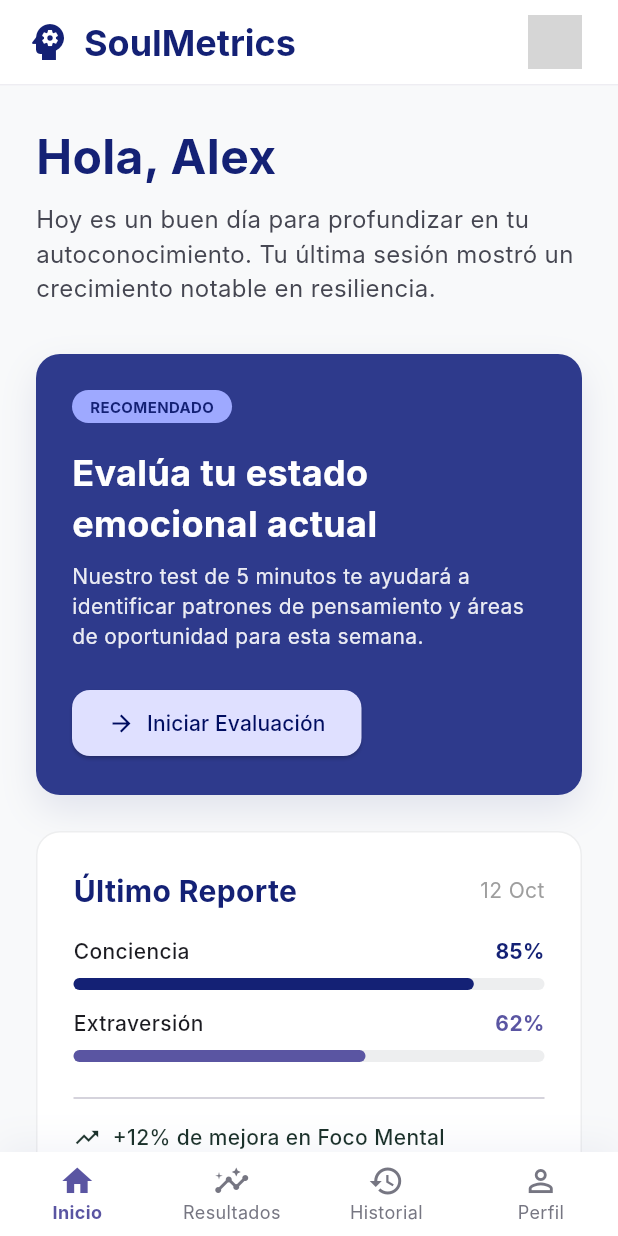
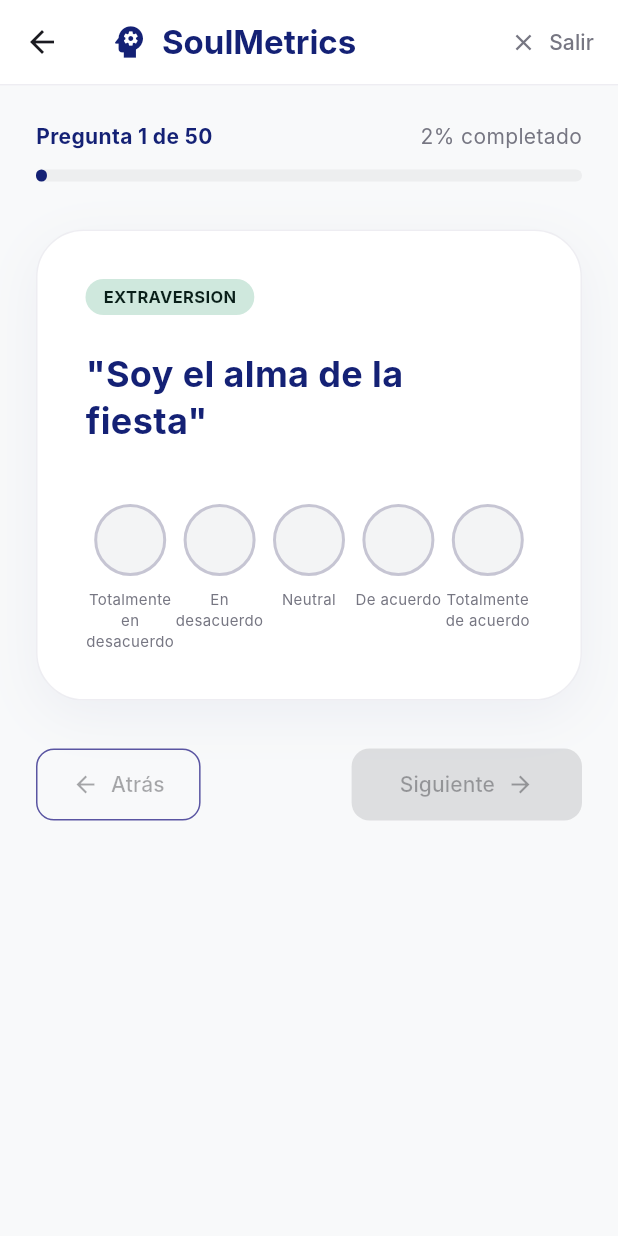
Before and after one commit to FranzARCH/soul_metrics_client, a Flutter app: the MainLayoutScreen screen opened directly, after a tap on "Iniciar Evaluación", on a phone screen of 412 x 824 dp. Run offline on Flutter 3.47's test engine with Material 3 defaults, Android fonts, the phone set to English and light mode, and no system bars; our stand-ins replace get_it; accounts and stored records are empty; Roboto replaces fonts that are missing (Inter); grey boxes are pictures that could not be loaded.

Commit message:
feat: add personality test with mock data

```diff
--- a/lib/features/main/presentation/views/home_screen.dart
+++ b/lib/features/main/presentation/views/home_screen.dart
@@ -1,4 +1,6 @@
 import 'package:flutter/material.dart';
+// Asegúrate de importar la pantalla del cuestionario correctamente según tu estructura de carpetas
+import '../../../personality_test/presentation/views/question_screen.dart';
 
 class HomeScreen extends StatelessWidget {
   const HomeScreen({super.key});
@@ -19,7 +21,7 @@ class HomeScreen extends StatelessWidget {
               crossAxisAlignment: CrossAxisAlignment.start,
               children: [
                 // Welcome Section
-                Text('Hola, Alex', style: TextStyle(fontSize: 32, fontWeight: FontWeight.bold, color: primaryColor)),
+                Text('Hola, Sofía', style: TextStyle(fontSize: 32, fontWeight: FontWeight.bold, color: primaryColor)),
                 const SizedBox(height: 8),
                 const Text(
                   'Hoy es un buen día para profundizar en tu autoconocimiento. Tu última sesión mostró un crecimiento notable en resiliencia.',
@@ -51,8 +53,16 @@ class HomeScreen extends StatelessWidget {
                       Text('Nuestro test de 5 minutos te ayudará a identificar patrones de pensamiento y áreas de oportunidad para esta semana.',
                         style: TextStyle(fontSize: 14, color: Colors.white.withOpacity(0.9))),
                       const SizedBox(height: 24),
+
+                      // BOTÓN ACTUALIZADO CON LA REDIRECCIÓN
                       ElevatedButton.icon(
-                        onPressed: () {},
+                        onPressed: () {
+                          // Navega a la pantalla del cuestionario
+                          Navigator.push(
+                            context,
+                            MaterialPageRoute(builder: (context) => const QuestionScreen()),
+                          );
+                        },
                         icon: const Icon(Icons.arrow_forward, size: 18),
                         label: const Text('Iniciar Evaluación'),
                         style: ElevatedButton.styleFrom(
--- a/lib/features/main/presentation/views/main_layout_screen.dart
+++ b/lib/features/main/presentation/views/main_layout_screen.dart
@@ -44,7 +44,7 @@ class _MainLayoutScreenState extends State<MainLayoutScreen> {
             padding: EdgeInsets.only(right: 24.0),
             child: CircleAvatar(
               radius: 18,
-              backgroundImage: NetworkImage('https://i.pravatar.cc/150?img=68'),
+              backgroundImage: const AssetImage('assets/cinna.png'),
               backgroundColor: Colors.grey,
             ),
           )
--- /dev/null
+++ b/lib/features/personality_test/domain/entities/prediction_result.dart
@@ -0,0 +1,13 @@
+class PredictionResult {
+  final String status;
+  final double personalityPrediction;
+  final String personalityType;
+  final String message;
+
+  PredictionResult({
+    required this.status,
+    required this.personalityPrediction,
+    required this.personalityType,
+    required this.message,
+  });
+}
--- /dev/null
+++ b/lib/features/personality_test/domain/entities/question.dart
@@ -0,0 +1,11 @@
+class Question {
+  final String code;
+  final String text;
+  final String category;
+
+  Question({
+    required this.code,
+    required this.category,
+    required this.text,
+  });
+}
--- /dev/null
+++ b/lib/features/personality_test/domain/usecases/get_questions_usecase.dart
@@ -0,0 +1,12 @@
+import '../entities/question.dart';
+import '../repositories/itest_repository.dart';
+
+class GetQuestionsUseCase {
+  final ITestRepository repository;
+
+  GetQuestionsUseCase(this.repository);
+
+  Future<List<Question>> call() async {
+    return await repository.getAssessmentQuestions();
+  }
+}
--- /dev/null
+++ b/lib/features/personality_test/domain/usecases/submit_assessment_usecase.dart
@@ -0,0 +1,15 @@
+import '../entities/prediction_result.dart';
+import '../repositories/itest_repository.dart';
+
+class SubmitAssessmentUseCase {
+  final ITestRepository repository;
+
+  SubmitAssessmentUseCase(this.repository);
+
+  Future<PredictionResult> call(Map<String, int> answers, Map<String, int> times) async {
+    if (answers.length < 50) {
+      throw Exception('Debes responder todas las preguntas antes de enviar.');
+    }
+    return await repository.submitAnswers(answers, times);
+  }
+}
--- /dev/null
+++ b/lib/features/personality_test/presentation/viewmodels/question_viewmodel.dart
@@ -0,0 +1,94 @@
+import 'package:flutter/material.dart';
+import '../../domain/entities/question.dart';
+import '../../domain/entities/prediction_result.dart';
+import '../../domain/usecases/get_questions_usecase.dart';
+import '../../domain/usecases/submit_assessment_usecase.dart';
+
+class QuestionViewModel extends ChangeNotifier {
+  final GetQuestionsUseCase getQuestionsUseCase;
+  final SubmitAssessmentUseCase submitAssessmentUseCase;
+
+  QuestionViewModel({
+    required this.getQuestionsUseCase,
+    required this.submitAssessmentUseCase,
+  });
+
+  List<Question> questions = [];
+  int currentIndex = 0;
+  bool isLoading = false;
+  String? error;
+  PredictionResult? result;
+
+  // Almacenamiento local de respuestas interactivas: { 'EXT1': 4 }
+  final Map<String, int> _answers = {};
+
+  // Control de tiempos transcurridos por pregunta
+  final Map<String, int> _responseTimes = {};
+  late DateTime _questionStartTime;
+
+  Map<String, int> get answers => _answers;
+
+  Future<void> loadQuestions() async {
+    isLoading = true;
+    error = null;
+    notifyListeners();
+
+    try {
+      questions = await getQuestionsUseCase();
+      _questionStartTime = DateTime.now(); // Inicia reloj de primera pregunta
+      isLoading = false;
+    } catch (e) {
+      error = e.toString();
+      isLoading = false;
+    }
+    notifyListeners();
+  }
+
+  void selectAnswer(int value) {
+    if (questions.isEmpty) return;
+
+    final currentQuestion = questions[currentIndex];
+
+    // Calcula tiempo transcurrido en milisegundos para la pregunta actual
+    final duration = DateTime.now().difference(_questionStartTime).inMilliseconds;
+    _responseTimes[currentQuestion.code] = (_responseTimes[currentQuestion.code] ?? 0) + duration;
+
+    // Registra la respuesta Likert seleccionada
+    _answers[currentQuestion.code] = value;
+    notifyListeners();
+  }
+
+  void nextQuestion() {
+    if (currentIndex < questions.length - 1) {
+      currentIndex++;
+      _questionStartTime = DateTime.now(); // Reinicia el cronómetro para la nueva pregunta
+      notifyListeners();
+    }
+  }
+
+  void previousQuestion() {
+    if (currentIndex > 0) {
+      currentIndex--;
+      _questionStartTime = DateTime.now();
+      notifyListeners();
+    }
+  }
+
+  Future<bool> sendAssessment() async {
+    isLoading = true;
+    error = null;
+    notifyListeners();
+
+    try {
+      result = await submitAssessmentUseCase(_answers, _responseTimes);
+      isLoading = false;
+      notifyListeners();
+      return true;
+    } catch (e) {
+      error = e.toString().replaceAll('Exception: ', '');
+      isLoading = false;
+      notifyListeners();
+      return false;
+    }
+  }
+}
--- /dev/null
+++ b/lib/features/personality_test/presentation/views/question_screen.dart
@@ -0,0 +1,304 @@
+import 'package:flutter/material.dart';
+import 'package:provider/provider.dart';
+import 'package:soul_metrics_client/features/personality_test/domain/entities/prediction_result.dart';
+import '../viewmodels/question_viewmodel.dart';
+
+class QuestionScreen extends StatefulWidget {
+  const QuestionScreen({super.key});
+
+  @override
+  State<QuestionScreen> createState() => _QuestionScreenState();
+}
+
+class _QuestionScreenState extends State<QuestionScreen> {
+  final Color primaryColor = const Color(0xFF142175);
+  final Color secondaryColor = const Color(0xFF5a55a2);
+
+  @override
+  void initState() {
+    super.initState();
+    // Carga las 50 preguntas al renderizar la UI
+    WidgetsBinding.instance.addPostFrameCallback((_) {
+      context.read<QuestionViewModel>().loadQuestions();
+    });
+  }
+
+  @override
+  Widget build(BuildContext context) {
+    final viewModel = context.watch<QuestionViewModel>();
+
+    return Scaffold(
+      backgroundColor: const Color(0xFFF8F9FA),
+      appBar: AppBar(
+        backgroundColor: Colors.white,
+        elevation: 0,
+        title: Row(
+          children: [
+            Icon(Icons.psychology, color: primaryColor, size: 28),
+            const SizedBox(width: 8),
+            Text('SoulMetrics', style: TextStyle(fontSize: 22, fontWeight: FontWeight.bold, color: primaryColor)),
+          ],
+        ),
+        actions: [
+          TextButton.icon(
+            onPressed: () => Navigator.pop(context),
+            icon: const Icon(Icons.close, size: 18, color: Color(0xFF767682)),
+            label: const Text('Salir', style: TextStyle(color: Color(0xFF767682))),
+          )
+        ],
+        bottom: PreferredSize(
+          preferredSize: const Size.fromHeight(1.0),
+          child: Container(color: const Color(0xFFC6C5D3).withOpacity(0.3), height: 1.0),
+        ),
+      ),
+      body: viewModel.isLoading && viewModel.questions.isEmpty
+          ? const Center(child: CircularProgressIndicator())
+          : viewModel.error != null
+              ? Center(child: Text('Error: ${viewModel.error}'))
+              : _buildQuestionnaireContent(viewModel),
+    );
+  }
+
+  Widget _buildQuestionnaireContent(QuestionViewModel viewModel) {
+    if (viewModel.questions.isEmpty) return const SizedBox.shrink();
+
+    final currentQuestion = viewModel.questions[viewModel.currentIndex];
+    final progressFraction = (viewModel.currentIndex + 1) / viewModel.questions.length;
+    final progressPercentage = (progressFraction * 100).toInt();
+
+    // Comprueba si la pregunta actual ya fue respondida en el estado local
+    final selectedValue = viewModel.answers[currentQuestion.code];
+
+    return SingleChildScrollView(
+      padding: const EdgeInsets.all(24.0),
+      child: Center(
+        child: ConstrainedBox(
+          constraints: const BoxConstraints(maxWidth: 680),
+          child: Column(
+            children: [
+              // Barra de Progreso Dinámica
+              Row(
+                mainAxisAlignment: MainAxisAlignment.spaceBetween,
+                children: [
+                  Text(
+                    'Pregunta ${viewModel.currentIndex + 1} de ${viewModel.questions.length}',
+                    style: TextStyle(color: primaryColor, fontWeight: FontWeight.bold),
+                  ),
+                  Text('$progressPercentage% completado', style: const TextStyle(color: Color(0xFF767682))),
+                ],
+              ),
+              const SizedBox(height: 12),
+              LinearProgressIndicator(
+                value: progressFraction,
+                backgroundColor: const Color(0xFFedeeef),
+                color: primaryColor,
+                minHeight: 8,
+                borderRadius: BorderRadius.circular(4),
+              ),
+              const SizedBox(height: 32),
+
+              // Tarjeta de la Pregunta (Traducción exacta de tu HTML)
+              Container(
+                width: double.infinity,
+                padding: const EdgeInsets.all(32),
+                decoration: BoxDecoration(
+                  color: Colors.white,
+                  borderRadius: BorderRadius.circular(32),
+                  border: Border.all(color: const Color(0xFFC6C5D3).withOpacity(0.3)),
+                  boxShadow: [
+                    BoxShadow(color: primaryColor.withOpacity(0.05), blurRadius: 30, offset: const Offset(0, 10))
+                  ],
+                ),
+                child: Column(
+                  crossAxisAlignment: CrossAxisAlignment.start,
+                  children: [
+                    Container(
+                      padding: const EdgeInsets.symmetric(horizontal: 12, vertical: 4),
+                      decoration: BoxDecoration(
+                        color: const Color(0xFFcfe8dd),
+                        borderRadius: BorderRadius.circular(20),
+                      ),
+                      child: Text(
+                        currentQuestion.category.toUpperCase(),
+                        style: const TextStyle(fontSize: 11, fontWeight: FontWeight.bold, color: Color(0xFF091f19)),
+                      ),
+                    ),
+                    const SizedBox(height: 24),
+                    Text(
+                      '"${currentQuestion.text}"',
+                      style: TextStyle(fontSize: 24, fontWeight: FontWeight.bold, color: primaryColor, height: 1.3),
+                    ),
+                    const SizedBox(height: 40),
+
+                    // Escala Likert de 5 puntos interactiva
+                    Column(
+                      children: [
+                        Row(
+                          mainAxisAlignment: MainAxisAlignment.spaceBetween,
+                          crossAxisAlignment: CrossAxisAlignment.start,
+                          children: [
+                            _buildLikertItem(1, 'Totalmente en desacuerdo', selectedValue, viewModel),
+                            _buildLikertItem(2, 'En desacuerdo', selectedValue, viewModel),
+                            _buildLikertItem(3, 'Neutral', selectedValue, viewModel),
+                            _buildLikertItem(4, 'De acuerdo', selectedValue, viewModel),
+                            _buildLikertItem(5, 'Totalmente de acuerdo', selectedValue, viewModel),
+                          ],
+                        ),
+                      ],
+                    )
+                  ],
+                ),
+              ),
+              const SizedBox(height: 32),
+
+              // Botones de Navegación del cuestionario
+              Row(
+                mainAxisAlignment: MainAxisAlignment.spaceBetween,
+                children: [
+                  OutlinedButton.icon(
+                    onPressed: viewModel.currentIndex == 0 ? null : () => viewModel.previousQuestion(),
+                    icon: const Icon(Icons.arrow_back),
+                    label: const Text('Atrás'),
+                    style: OutlinedButton.styleFrom(
+                      foregroundColor: secondaryColor,
+                      side: BorderSide(color: secondaryColor),
+                      padding: const EdgeInsets.symmetric(horizontal: 24, vertical: 14),
+                      shape: RoundedRectangleBorder(borderRadius: BorderRadius.circular(12)),
+                    ),
+                  ),
+                  ElevatedButton(
+                    onPressed: selectedValue == null
+                        ? null // Bloqueado si no se ha marcado respuesta
+                        : () async {
+                            if (viewModel.currentIndex < viewModel.questions.length - 1) {
+                              viewModel.nextQuestion();
+                            } else {
+                              // Si es la última pregunta (50), envía todo al backend simulado
+                              _showProcessingDialog(context);
+                              final success = await viewModel.sendAssessment();
+                              if (!mounted) return;
+                              Navigator.pop(context); // Cierra modal de carga
+
+                              if (success) {
+                                _showResultPopup(context, viewModel.result!);
+                              } else {
+                                ScaffoldMessenger.of(context).showSnackBar(
+                                  SnackBar(content: Text(viewModel.error ?? 'Error al procesar')),
+                                );
+                              }
+                            }
+                          },
+                    style: ElevatedButton.styleFrom(
+                      backgroundColor: primaryColor,
+                      foregroundColor: Colors.white,
+                      padding: const EdgeInsets.symmetric(horizontal: 32, vertical: 14),
+                      shape: RoundedRectangleBorder(borderRadius: BorderRadius.circular(12)),
+                    ),
+                    child: Row(
+                      children: [
+                        Text(viewModel.currentIndex == viewModel.questions.length - 1 ? 'Finalizar' : 'Siguiente'),
+                        const SizedBox(width: 8),
+                        const Icon(Icons.arrow_forward, size: 18),
+                      ],
+                    ),
+                  ),
+                ],
+              ),
+            ],
+          ),
+        ),
+      ),
+    );
+  }
+
+  Widget _buildLikertItem(int value, String label, int? selectedValue, QuestionViewModel viewModel) {
+    final bool isActive = selectedValue == value;
+
+    return Expanded(
+      child: GestureDetector(
+        onTap: () => viewModel.selectAnswer(value),
+        child: Column(
+          children: [
+            AnimatedContainer(
+              duration: const Duration(milliseconds: 200),
+              width: 48,
+              height: 48,
+              decoration: BoxDecoration(
+                shape: BoxShape.circle,
+                color: isActive ? secondaryColor : const Color(0xFFF3F4F5),
+                border: Border.all(
+                  color: isActive ? secondaryColor : const Color(0xFFC6C5D3),
+                  width: 2,
+                ),
+                boxShadow: isActive ? [BoxShadow(color: secondaryColor.withOpacity(0.3), blurRadius: 10)] : null,
+              ),
+              child: isActive ? const Icon(Icons.check, color: Colors.white) : const SizedBox.shrink(),
+            ),
+            const SizedBox(height: 8),
+            Text(
+              label,
+              textAlign: TextAlign.center,
+              style: TextStyle(
+                fontSize: 10,
+                fontWeight: isActive ? FontWeight.bold : FontWeight.normal,
+                color: isActive ? primaryColor : const Color(0xFF767682),
+              ),
+            ),
+          ],
+        ),
+      ),
+    );
+  }
+
+  void _showProcessingDialog(BuildContext context) {
+    showDialog(
+      context: context,
+      barrierDismissible: false,
+      builder: (context) => const AlertDialog(
+        content: Row(
+          children: [
+            CircularProgressIndicator(),
+            SizedBox(width: 24),
+            Text('Procesando datos con la IA...'),
+          ],
+        ),
+      ),
+    );
+  }
+
+  void _showResultPopup(BuildContext context, PredictionResult result) {
+    showDialog(
+      context: context,
+      builder: (context) => AlertDialog(
+        shape: RoundedRectangleBorder(borderRadius: BorderRadius.circular(20)),
+        title: const Row(
+          children: [
+            Icon(Icons.analytics, color: Color(0xFF142175)),
+            SizedBox(width: 8),
+            Text('Análisis Completado'),
+          ],
+        ),
+        content: Column(
+          mainAxisSize: MainAxisSize.min,
+          crossAxisAlignment: CrossAxisAlignment.start,
+          children: [
+            Text('Resultado numérico: ${result.personalityPrediction.toStringAsFixed(2)}', style: const TextStyle(fontWeight: FontWeight.bold)),
+            const SizedBox(height: 8),
+            Text('Diagnóstico: ${result.personalityType}', style: const TextStyle(fontSize: 18, color: Color(0xFF5a55a2), fontWeight: FontWeight.bold)),
+            const SizedBox(height: 12),
+            Text(result.message),
+          ],
+        ),
+        actions: [
+          TextButton(
+            onPressed: () {
+              Navigator.pop(context); // Cierra popup
+              Navigator.pop(context); // Regresa al Layout Principal
+            },
+            child: const Text('Entendido'),
+          )
+        ],
+      ),
+    );
+  }
+}
--- a/lib/features/profile/presentation/views/profile_screen.dart
+++ b/lib/features/profile/presentation/views/profile_screen.dart
@@ -26,7 +26,7 @@ class ProfileScreen extends StatelessWidget {
                   const Stack(
                     alignment: Alignment.bottomRight,
                     children: [
-                      CircleAvatar(radius: 48, backgroundImage: NetworkImage('https://i.pravatar.cc/150?img=68')),
+                      CircleAvatar(radius: 48, backgroundImage: AssetImage('assets/cinna.png')),
                       CircleAvatar(
                         radius: 16,
                         backgroundColor: Color(0xFF142175),
@@ -35,9 +35,9 @@ class ProfileScreen extends StatelessWidget {
                     ],
                   ),
                   const SizedBox(height: 16),
-                  Text('Dra. Elena Rodríguez', style: TextStyle(fontSize: 24, fontWeight: FontWeight.bold, color: primaryColor)),
+                  Text('Sofía Sarmiento', style: TextStyle(fontSize: 24, fontWeight: FontWeight.bold, color: primaryColor)),
                   const SizedBox(height: 4),
-                  const Text('elena.rodriguez@psico.com', style: TextStyle(color: Color(0xFF454651))),
+                  const Text('sofi@soulmetrics.com', style: TextStyle(color: Color(0xFF454651))),
                   const SizedBox(height: 12),
                   Container(
                     padding: const EdgeInsets.symmetric(horizontal: 16, vertical: 6),
@@ -47,7 +47,7 @@ class ProfileScreen extends StatelessWidget {
                       children: [
                         Icon(Icons.calendar_today, size: 14, color: Color(0xFF1b3129)),
                         SizedBox(width: 8),
-                        Text('MIEMBRO DESDE: ENE 2024', style: TextStyle(fontSize: 10, fontWeight: FontWeight.bold)),
+                        Text('MIEMBRO DESDE: JUN 2026', style: TextStyle(fontSize: 10, fontWeight: FontWeight.bold)),
                       ],
                     ),
                   )
@@ -68,11 +68,11 @@ class ProfileScreen extends StatelessWidget {
               decoration: BoxDecoration(color: Colors.white, borderRadius: BorderRadius.circular(16)),
               child: Column(
                 children: [
-                  _buildListTile(Icons.person, 'Nombre Completo', 'Elena Rodríguez Sanz'),
+                  _buildListTile(Icons.person, 'Nombre Completo', 'Sofía Sarmiento'),
                   const Divider(height: 1),
-                  _buildListTile(Icons.cake, 'Edad', '32 años'),
+                  _buildListTile(Icons.cake, 'Edad', '21 años'),
                   const Divider(height: 1),
-                  _buildListTile(Icons.work, 'Ocupación', 'Psicóloga Clínica'),
+                  _buildListTile(Icons.work, 'Ocupación', 'Estudiante de Psicología'),
                 ],
               ),
             ),
--- a/lib/main.dart
+++ b/lib/main.dart
@@ -1,5 +1,6 @@
 import 'package:flutter/material.dart';
 import 'package:provider/provider.dart';
+import 'package:soul_metrics_client/features/personality_test/presentation/viewmodels/question_viewmodel.dart';
 import 'injection_container.dart';
 import 'features/auth/presentation/viewmodels/auth_viewmodel.dart';
 import 'features/auth/presentation/views/login_screen.dart';
@@ -11,6 +12,7 @@ void main() {
     MultiProvider(
       providers: [
         ChangeNotifierProvider(create: (_) => locator<AuthViewModel>()),
+        ChangeNotifierProvider(create: (_) => locator<QuestionViewModel>()),
       ],
       child: const SoulMetricsApp(),
     ),
--- a/pubspec.yaml
+++ b/pubspec.yaml
@@ -58,6 +58,8 @@ flutter:
   # included with your application, so that you can use the icons in
   # the material Icons class.
   uses-material-design: true
+  assets:
+    - assets/
 
   # To add assets to your application, add an assets section, like this:
   # assets:
```
Also changed, not shown: lib/features/auth/data/datasources/user_mock.dart (+4 -4 lines), lib/features/personality_test/data/datasources/test_mock.dart (added, +100 -0 lines), lib/features/personality_test/data/dtos/prediction_request_dto.dart (added, +22 -0 lines), lib/features/personality_test/data/models/prediction_result_model.dart (added, +19 -0 lines), lib/features/personality_test/data/repositories/test_repository.dart (added, +22 -0 lines), lib/features/personality_test/domain/repositories/itest_repository.dart (added, +7 -0 lines), lib/injection_container.dart (+22 -1 lines), assets/cinna.png (added).
